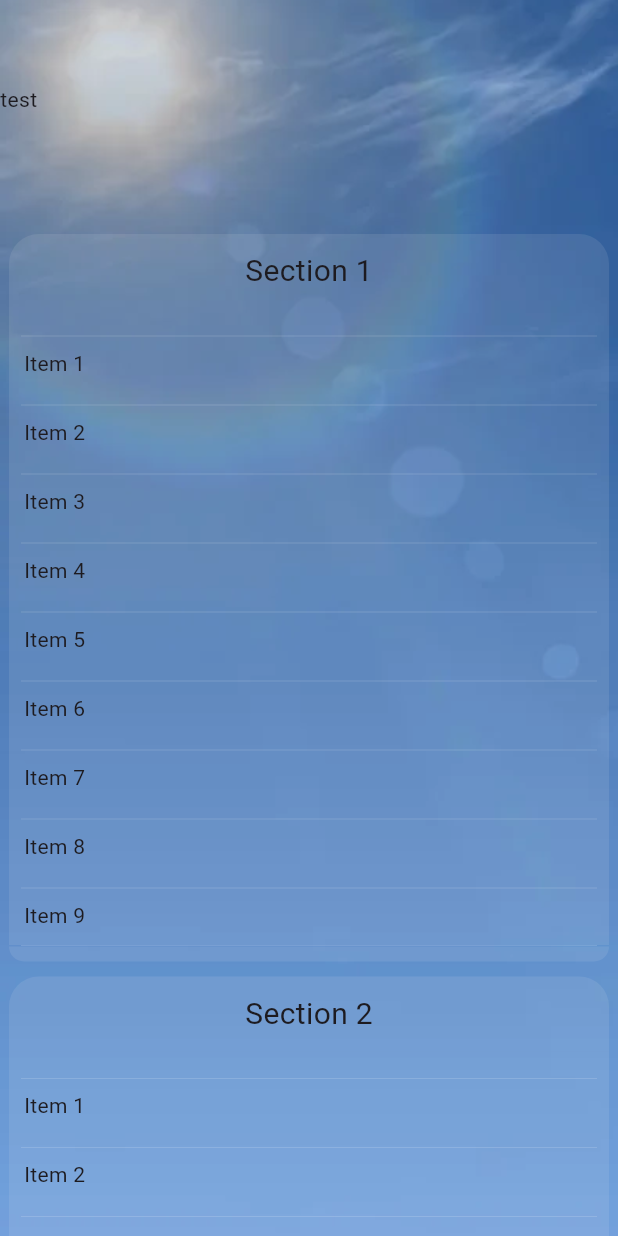
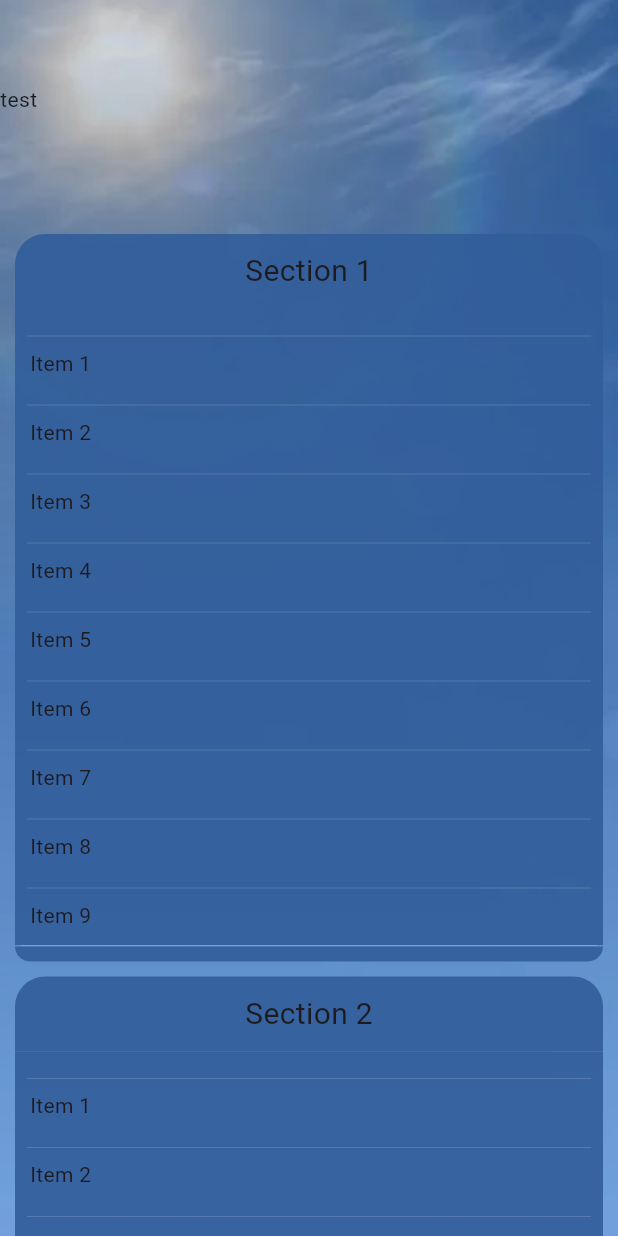
Before and after one commit to leobellejoseph/ios_weather, a Flutter app: the screen it shows after launch, on a phone screen of 412 x 824 dp. Run offline on Flutter 3.47's test engine with Material 3 defaults, Android fonts, the phone set to English and light mode, and no system bars.

Commit message:
Fix: refactor

```diff
--- /dev/null
+++ b/lib/config/app_config.dart
@@ -0,0 +1,7 @@
+import 'package:flutter/material.dart';
+
+abstract class AppConfig {
+  static Color backgroundColor = Color(0xFF315D9A).withOpacity(0.9);
+  static const bodyPadding = EdgeInsets.only(left: 10, right: 10);
+  static const padding = EdgeInsets.only(left: 10, right: 10);
+}
--- a/lib/screen/weather_screen.dart
+++ b/lib/screen/weather_screen.dart
@@ -1,3 +1,5 @@
+import 'dart:ui';
+
 import 'package:flutter/material.dart';
 import 'package:ios_weather/screen/widgets/custom_scroll.dart';
 
--- a/lib/screen/widgets/custom_scroll.dart
+++ b/lib/screen/widgets/custom_scroll.dart
@@ -1,4 +1,8 @@
+import 'dart:ui';
+
 import 'package:flutter/material.dart';
+
+import '../../config/app_config.dart';
 
 class CustomScroll extends StatelessWidget {
   final Color backgroundColor;
@@ -15,11 +19,11 @@ class CustomScroll extends StatelessWidget {
         ),
         SliverMainAxisGroup(slivers: [
           SliverMainAxisGroup(slivers: [
-            SliverPinnedPersistentHeader(
-              delegate: SliverHeaderDelegate(title: 'Section 1', backgroundColor: backgroundColor),
+            const SliverPinnedPersistentHeader(
+              delegate: SliverHeaderDelegate(title: 'Section 1'),
             ),
             SliverPadding(
-              padding: const EdgeInsets.only(left: 6, right: 6),
+              padding: AppConfig.bodyPadding,
               sliver: _getDecoratedSliverList(10),
             ),
             const SliverPadding(
@@ -41,11 +45,11 @@ class CustomScroll extends StatelessWidget {
         ]), // Section 1
         SliverMainAxisGroup(slivers: [
           SliverMainAxisGroup(slivers: [
-            SliverPinnedPersistentHeader(
-              delegate: SliverHeaderDelegate(title: 'Section 2', backgroundColor: backgroundColor),
+            const SliverPinnedPersistentHeader(
+              delegate: SliverHeaderDelegate(title: 'Section 2'),
             ),
             SliverPadding(
-              padding: const EdgeInsets.only(left: 6, right: 6),
+              padding: AppConfig.bodyPadding,
               sliver: _getDecoratedSliverList(10),
             ),
           ]),
@@ -56,11 +60,11 @@ class CustomScroll extends StatelessWidget {
         ]), // Section 2
         SliverMainAxisGroup(slivers: [
           SliverMainAxisGroup(slivers: [
-            SliverPinnedPersistentHeader(
-              delegate: SliverHeaderDelegate(title: 'Section 3', backgroundColor: backgroundColor),
+            const SliverPinnedPersistentHeader(
+              delegate: SliverHeaderDelegate(title: 'Section 3'),
             ),
             SliverPadding(
-              padding: const EdgeInsets.only(left: 6, right: 6),
+              padding: AppConfig.bodyPadding,
               sliver: _getDecoratedSliverList(10),
             ),
           ]),
@@ -73,11 +77,11 @@ class CustomScroll extends StatelessWidget {
           SliverMainAxisGroup(
             slivers: [
               SliverMainAxisGroup(slivers: [
-                SliverPinnedPersistentHeader(
-                  delegate: SliverHeaderDelegate(title: 'Section 4', backgroundColor: backgroundColor),
+                const SliverPinnedPersistentHeader(
+                  delegate: SliverHeaderDelegate(title: 'Section 4'),
                 ),
                 SliverPadding(
-                  padding: const EdgeInsets.only(left: 6, right: 6),
+                  padding: AppConfig.padding,
                   sliver: _getDecoratedSliverList(10),
                 ),
               ]),
@@ -89,12 +93,12 @@ class CustomScroll extends StatelessWidget {
           ), // Section 4
           SliverMainAxisGroup(slivers: [
             SliverMainAxisGroup(slivers: [
-              SliverPersistentHeader(
+              const SliverPersistentHeader(
                 pinned: true,
-                delegate: SliverHeaderDelegate(title: 'Section 5', backgroundColor: backgroundColor),
+                delegate: SliverHeaderDelegate(title: 'Section 5'),
               ),
               SliverPadding(
-                padding: const EdgeInsets.only(left: 6, right: 6),
+                padding: AppConfig.padding,
                 sliver: _getDecoratedSliverList(10),
               ),
             ]),
@@ -107,11 +111,11 @@ class CustomScroll extends StatelessWidget {
         SliverCrossAxisGroup(slivers: [
           SliverMainAxisGroup(slivers: [
             SliverMainAxisGroup(slivers: [
-              SliverPinnedPersistentHeader(
-                delegate: SliverHeaderDelegate(title: 'Section 6', backgroundColor: backgroundColor),
+              const SliverPinnedPersistentHeader(
+                delegate: SliverHeaderDelegate(title: 'Section 6'),
               ),
               SliverPadding(
-                padding: const EdgeInsets.only(left: 6, right: 6),
+                padding: AppConfig.padding,
                 sliver: _getDecoratedSliverList(10),
               ),
             ]),
@@ -122,12 +126,12 @@ class CustomScroll extends StatelessWidget {
           ]),
           SliverMainAxisGroup(slivers: [
             SliverMainAxisGroup(slivers: [
-              SliverPersistentHeader(
+              const SliverPersistentHeader(
                 pinned: true,
-                delegate: SliverHeaderDelegate(title: 'Section 7', backgroundColor: backgroundColor),
+                delegate: SliverHeaderDelegate(title: 'Section 7'),
               ),
               SliverPadding(
-                padding: const EdgeInsets.only(left: 6, right: 6),
+                padding: AppConfig.padding,
                 sliver: _getDecoratedSliverList(10),
               ),
             ]),
@@ -139,11 +143,11 @@ class CustomScroll extends StatelessWidget {
         ]), // Section 6 and 7
         SliverMainAxisGroup(slivers: [
           SliverMainAxisGroup(slivers: [
-            SliverPinnedPersistentHeader(
-              delegate: SliverHeaderDelegate(title: 'Section 8', backgroundColor: backgroundColor),
+            const SliverPinnedPersistentHeader(
+              delegate: SliverHeaderDelegate(title: 'Section 8'),
             ),
             SliverPadding(
-              padding: const EdgeInsets.only(left: 6, right: 6),
+              padding: AppConfig.bodyPadding,
               sliver: _getDecoratedSliverList(10),
             ),
           ]),
@@ -154,12 +158,12 @@ class CustomScroll extends StatelessWidget {
         ]), // Section 8
         SliverMainAxisGroup(slivers: [
           SliverMainAxisGroup(slivers: [
-            SliverPersistentHeader(
+            const SliverPersistentHeader(
               pinned: true,
-              delegate: SliverHeaderDelegate(title: 'Section 9', backgroundColor: backgroundColor),
+              delegate: SliverHeaderDelegate(title: 'Section 9'),
             ),
             SliverPadding(
-              padding: const EdgeInsets.only(left: 6, right: 6),
+              padding: AppConfig.bodyPadding,
               sliver: _getDecoratedSliverList(10),
             ),
           ]),
@@ -171,11 +175,11 @@ class CustomScroll extends StatelessWidget {
         SliverCrossAxisGroup(slivers: [
           SliverMainAxisGroup(slivers: [
             SliverMainAxisGroup(slivers: [
-              SliverPinnedPersistentHeader(
-                delegate: SliverHeaderDelegate(title: 'Section 10', backgroundColor: backgroundColor),
+              const SliverPinnedPersistentHeader(
+                delegate: SliverHeaderDelegate(title: 'Section 10'),
               ),
               SliverPadding(
-                padding: const EdgeInsets.only(left: 6, right: 6),
+                padding: AppConfig.padding,
                 sliver: _getDecoratedSliverList(10),
               ),
             ]),
@@ -186,12 +190,12 @@ class CustomScroll extends StatelessWidget {
           ]),
           SliverMainAxisGroup(slivers: [
             SliverMainAxisGroup(slivers: [
-              SliverPersistentHeader(
+              const SliverPersistentHeader(
                 pinned: true,
-                delegate: SliverHeaderDelegate(title: 'Section 11', backgroundColor: backgroundColor),
+                delegate: SliverHeaderDelegate(title: 'Section 11'),
               ),
               SliverPadding(
-                padding: const EdgeInsets.only(left: 6, right: 6),
+                padding: AppConfig.padding,
                 sliver: _getDecoratedSliverList(10),
               ),
             ]),
@@ -203,12 +207,12 @@ class CustomScroll extends StatelessWidget {
         ]), // Section 10 and 11
         SliverMainAxisGroup(slivers: [
           SliverMainAxisGroup(slivers: [
-            SliverPersistentHeader(
+            const SliverPersistentHeader(
               pinned: true,
-              delegate: SliverHeaderDelegate(title: 'Section 11', backgroundColor: backgroundColor),
+              delegate: SliverHeaderDelegate(title: 'Section 11'),
             ),
             SliverPadding(
-              padding: const EdgeInsets.only(left: 6, right: 6),
+              padding: AppConfig.bodyPadding,
               sliver: _getDecoratedSliverList(10),
             ),
           ]),
@@ -224,7 +228,7 @@ class CustomScroll extends StatelessWidget {
   Widget _getDecoratedSliverList(int itemCount) {
     return DecoratedSliver(
       decoration: BoxDecoration(
-        color: Colors.grey.shade200.withOpacity(0.1),
+        color: AppConfig.backgroundColor,
       ),
       sliver: SliverList.separated(
         itemBuilder: (_, int index) => Padding(
@@ -252,24 +256,16 @@ class SliverPinnedPersistentHeader extends SliverPersistentHeader {
 class SliverHeaderDelegate extends SliverPersistentHeaderDelegate {
   final String title;
   final double headerHeight;
-  final Color backgroundColor;
-  const SliverHeaderDelegate({required this.title, this.headerHeight = 50, this.backgroundColor = Colors.transparent});
+
+  const SliverHeaderDelegate({required this.title, this.headerHeight = 50});
   @override
   Widget build(BuildContext context, double shrinkOffset, bool overlapsContent) {
-    return Stack(
-      fit: StackFit.expand,
-      children: [
-        DecoratedBox(
-          decoration: BoxDecoration(
-            color: backgroundColor,
-          ),
-        ),
-        Padding(
-          padding: const EdgeInsets.only(left: 6, right: 6),
+    return Padding(
+      padding: AppConfig.bodyPadding,
       child: Container(
         decoration: BoxDecoration(
           borderRadius: const BorderRadius.only(topLeft: Radius.circular(20), topRight: Radius.circular(20)),
-              color: Colors.grey.shade200.withOpacity(0.1),
+          color: AppConfig.backgroundColor,
         ),
         width: double.infinity,
         height: headerHeight,
@@ -280,8 +276,6 @@ class SliverHeaderDelegate extends SliverPersistentHeaderDelegate {
           ),
         ),
       ),
-        ),
-      ],
     );
   }
 
@@ -306,27 +300,16 @@ class SliverPinnedPersistentFooter extends SliverPersistentHeader {
 class SliverFooterDelegate extends SliverPersistentHeaderDelegate {
   final String title;
   final double headerHeight;
-  final Color backgroundColor;
-  const SliverFooterDelegate({required this.title, this.headerHeight = 50, this.backgroundColor = Colors.transparent});
+
+  const SliverFooterDelegate({required this.title, this.headerHeight = 50});
   @override
   Widget build(BuildContext context, double shrinkOffset, bool overlapsContent) {
-    return Stack(
-      fit: StackFit.expand,
-      children: [
-        Container(
-          decoration: BoxDecoration(
-            color: backgroundColor,
-          ),
-          child: Center(
-            child: Text(title),
-          ),
-        ),
-        Padding(
-          padding: const EdgeInsets.only(left: 6, right: 6),
+    return Padding(
+      padding: AppConfig.bodyPadding,
       child: Container(
         decoration: BoxDecoration(
           borderRadius: const BorderRadius.only(bottomLeft: Radius.circular(20), bottomRight: Radius.circular(20)),
-              color: Colors.grey.shade200.withOpacity(0.1),
+          color: AppConfig.backgroundColor,
         ),
         width: double.infinity,
         height: headerHeight,
@@ -334,8 +317,6 @@ class SliverFooterDelegate extends SliverPersistentHeaderDelegate {
           child: Text(title),
         ),
       ),
-        ),
-      ],
     );
   }
 
```
Lines whose indentation alone changed are shown as unchanged.
